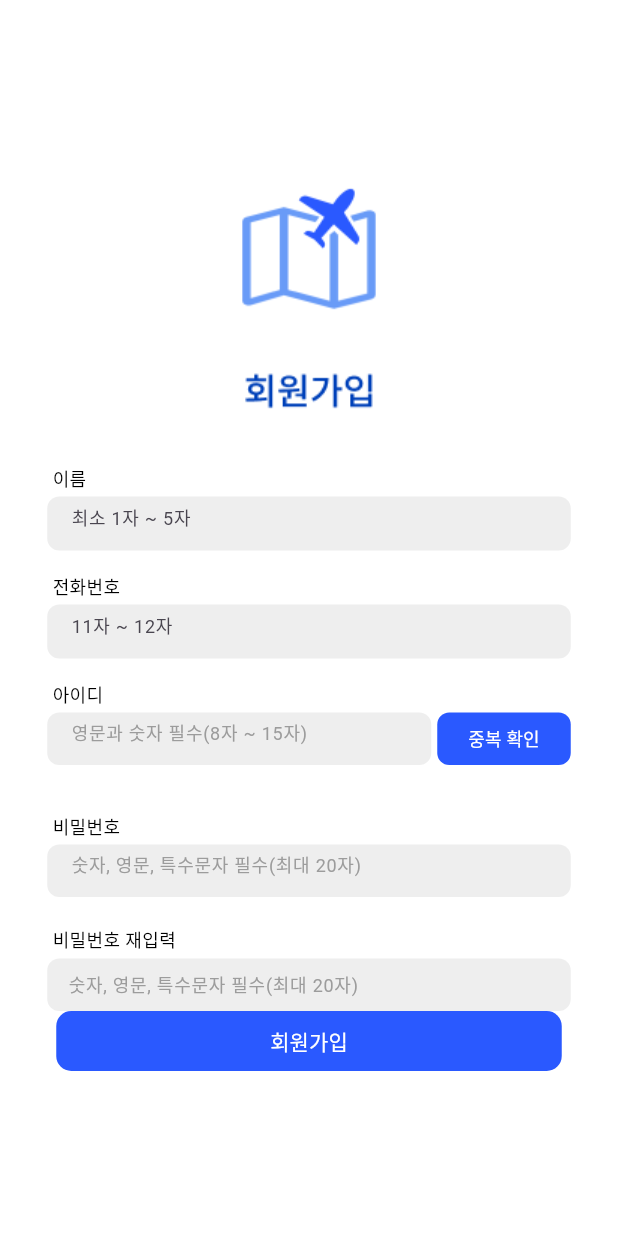
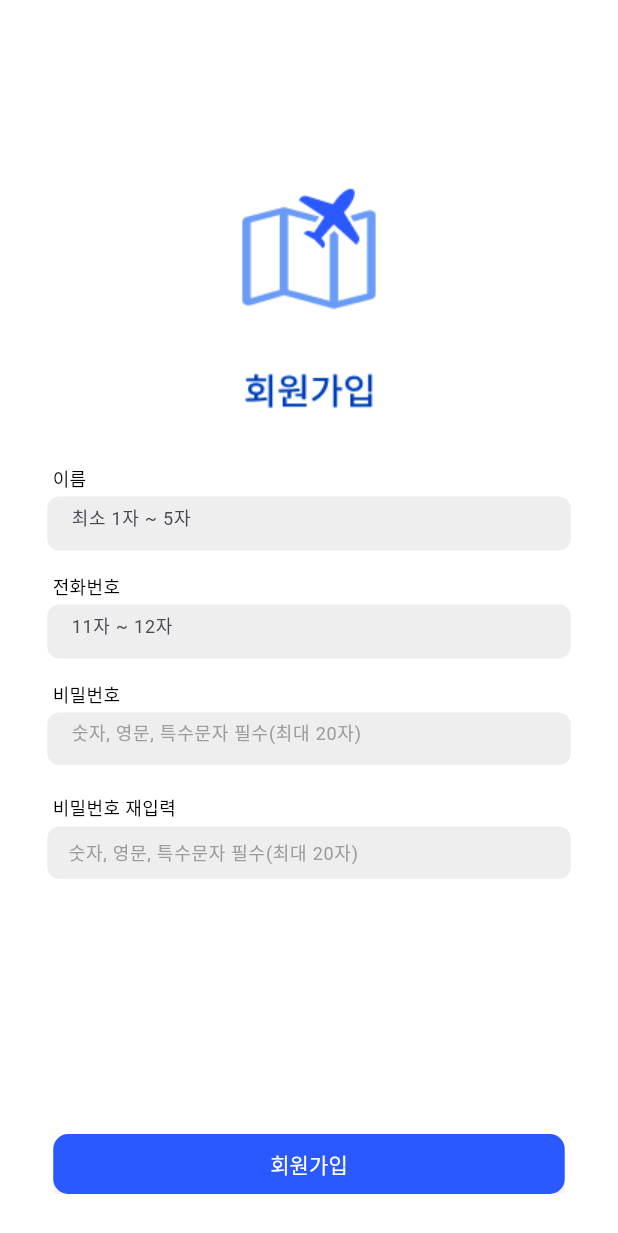
Before and after one commit to leave-leave/Leave-Leave-Flutter, a Flutter app: the SignupScreen screen opened directly, on a phone screen of 412 x 824 dp. Shown: the top 1233 px of the screen. Run offline on Flutter 3.47's test engine with Material 3 defaults, Android fonts, the phone set to English and light mode, and no system bars; our stand-ins replace dio, image_picker; Roboto replaces fonts that are missing (Noto Sans KR, NotoSansKR).

Commit message:
REFACTOR :: code

```diff
--- a/lib/sign_up/widget/signup.dart
+++ b/lib/sign_up/widget/signup.dart
@@ -177,73 +177,6 @@ class _SignupScreenState extends State<SignupScreen> {
             children: [
               SizedBox(width: 35),
               Text(
-                '아이디',
-                style: TextStyle(
-                  fontSize: 12,
-                  fontFamily: "Noto Sans KR",
-                  color: Colors.black,
-                ),
-              ),
-            ],
-          ),
-          SizedBox(height: 4),
-          Container(
-            width: 349,
-            height: 35,
-            child: Row(
-              children: [
-                Expanded(
-                  child: TextField(
-                    controller: idController,
-                    style: TextStyle(
-                      fontSize: 12,
-                    ),
-                    decoration: InputDecoration(
-                      hintText: "영문과 숫자 필수(8자 ~ 15자)",
-                      hintStyle: TextStyle(
-                        fontFamily: "Noto Sans KR",
-                        color: SignupScreen.fieldtextColor,
-                      ),
-                      filled: true,
-                      fillColor: SignupScreen.backgroundfieldColor,
-                      border: OutlineInputBorder(
-                        borderRadius: BorderRadius.circular(8),
-                        borderSide: BorderSide.none,
-                      ),
-                    ),
-                  ),
-                ),
-                SizedBox(width: 4),
-                TextButton(
-                  onPressed: () {},
-                  style: TextButton.styleFrom(
-                    backgroundColor: SignupScreen.blueColor,
-                    shape: RoundedRectangleBorder(
-                        borderRadius: BorderRadius.circular(8)),
-                  ),
-                  child: Container(
-                    width: 65,
-                    height: 35,
-                    child: Center(
-                      child: Text(
-                        '중복 확인',
-                        style: TextStyle(
-                          fontSize: 12,
-                          fontFamily: "Noto Sans KR",
-                          color: Colors.white,
-                        ),
-                      ),
-                    ),
-                  ),
-                ),
-              ],
-            ),
-          ),
-          SizedBox(height: 32),
-          Row(
-            children: [
-              SizedBox(width: 35),
-              Text(
                 '비밀번호',
                 style: TextStyle(
                   fontSize: 12,
@@ -329,13 +262,15 @@ class _SignupScreenState extends State<SignupScreen> {
               ),
             ),
           ),
-          //SizedBox(height: 110),
-          Container(
-            width: 337,
+          SizedBox(height: 170),
+          BottomSheet(
+            onClosing: () {},
+            builder: (BuildContext context) {
+              return Container(
+                width: 341,
                 height: 40,
                 child: TextButton(
                   onPressed: () async {
-
                     try {
                       await postSignup(
                         context,
@@ -347,7 +282,6 @@ class _SignupScreenState extends State<SignupScreen> {
                     } catch (e) {
                       print('Failed to sign up: $e');
                     }
-
                   },
                   child: Text(
                     '회원가입',
@@ -358,12 +292,15 @@ class _SignupScreenState extends State<SignupScreen> {
                   ),
                   style: TextButton.styleFrom(
                     shape: RoundedRectangleBorder(
-                    borderRadius: BorderRadius.circular(10.0)),
+                        borderRadius: BorderRadius.circular(10.0)
+                    ),
                     backgroundColor: SignupScreen.blueColor,
                     padding: EdgeInsets.symmetric(horizontal: 50.0),
                   ),
                 ),
-          ),
+              );
+            },
+          )
         ],
       ),
     );
--- a/lib/sign_up/widget/signup_complete_screen.dart
+++ b/lib/sign_up/widget/signup_complete_screen.dart
@@ -1,4 +1,5 @@
 import 'package:flutter/material.dart';
+import 'package:tteonatteona/home/widget/home.dart';
 import 'package:tteonatteona/main/widget/main_screen.dart';
 
 class Complete extends StatefulWidget {
```
Lines whose indentation alone changed are shown as unchanged.
